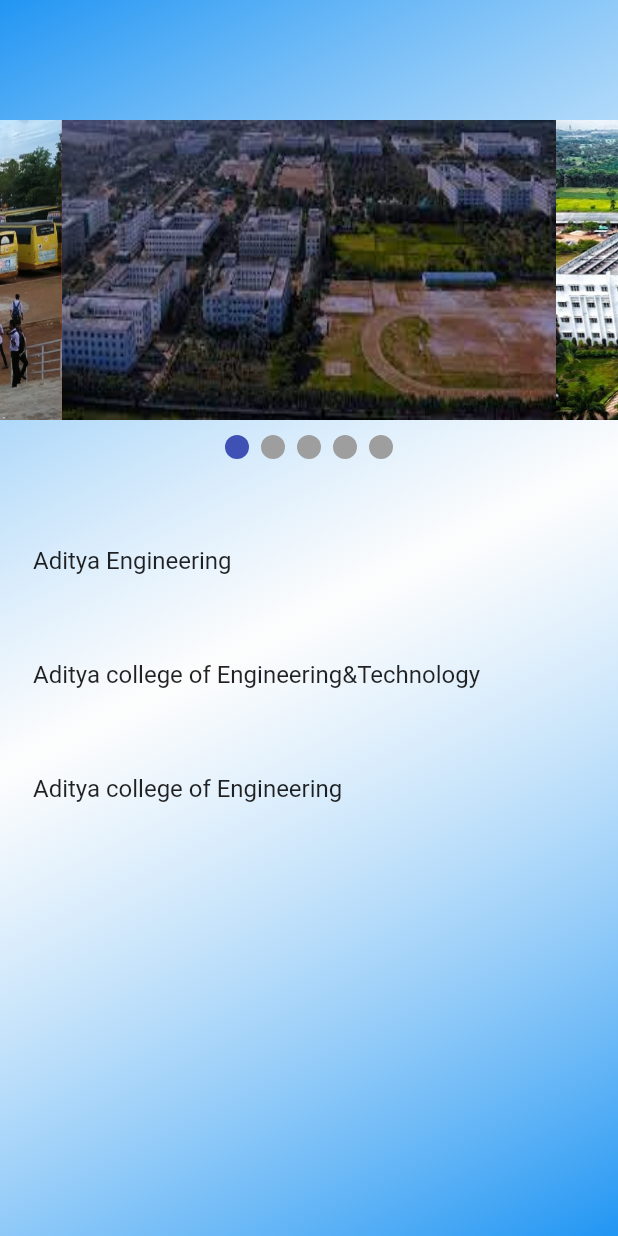
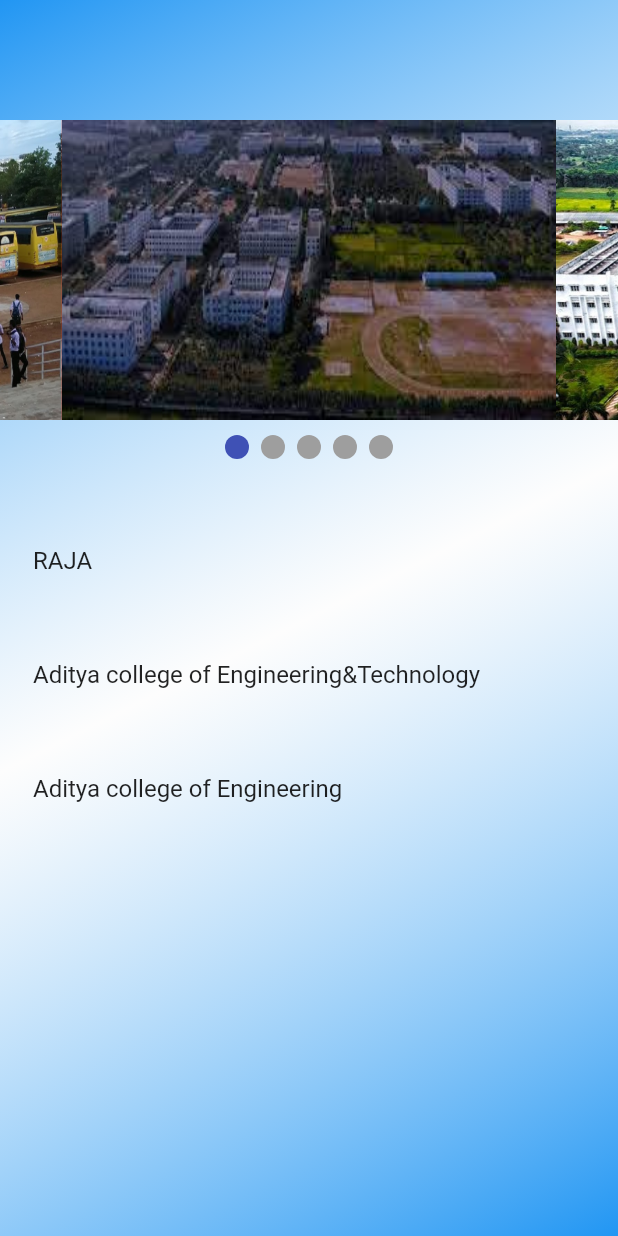
Before and after one commit to Rajakotha/smartstudy, a Flutter app: the second screen opened directly, on a phone screen of 412 x 824 dp. Run offline on Flutter 3.47's test engine with Material 2 defaults, Android fonts, the phone set to English and light mode, and no system bars; drawn by our look-alikes of carousel_slider, smooth_page_indicator.

Commit message:
changed name

```diff
--- a/lib/main.dart
+++ b/lib/main.dart
@@ -108,7 +108,7 @@
         Container(height: 400,width: 400,
           child: ListView(
             children: [
-              ListTile(title: Text("Aditya Engineering"),onTap: (){
+              ListTile(title: Text("RAJA"),onTap: (){
                 Navigator.push(context, MaterialPageRoute(builder: (context)=>third()));
               },),
               SizedBox(height: 20,),
```
